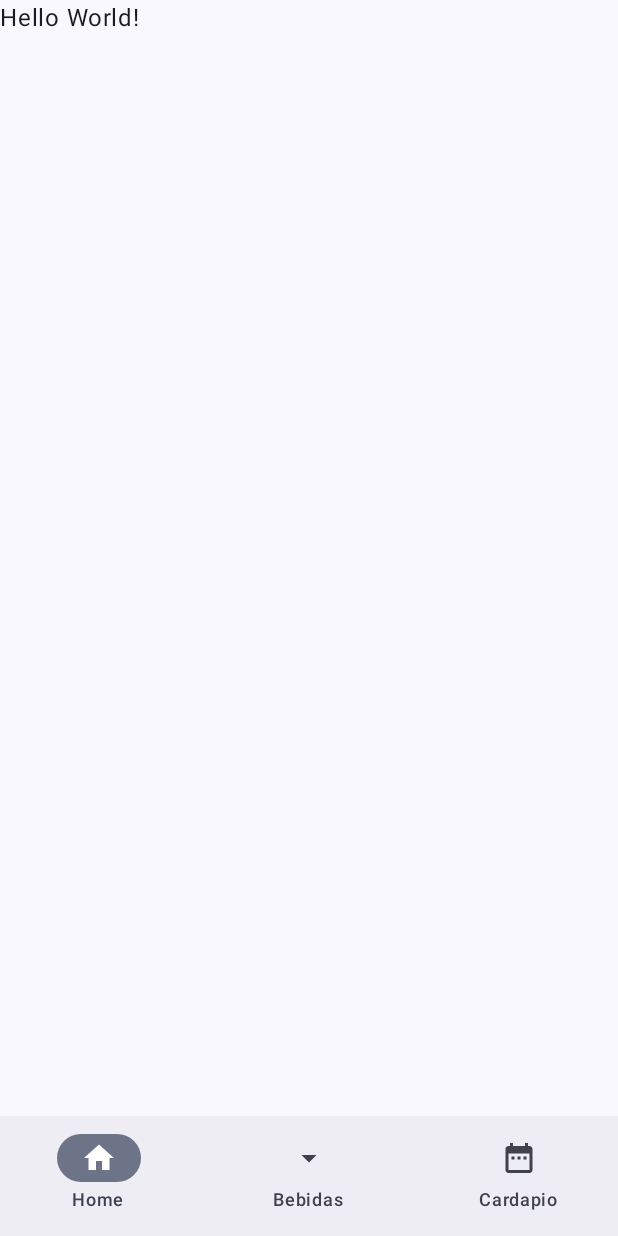
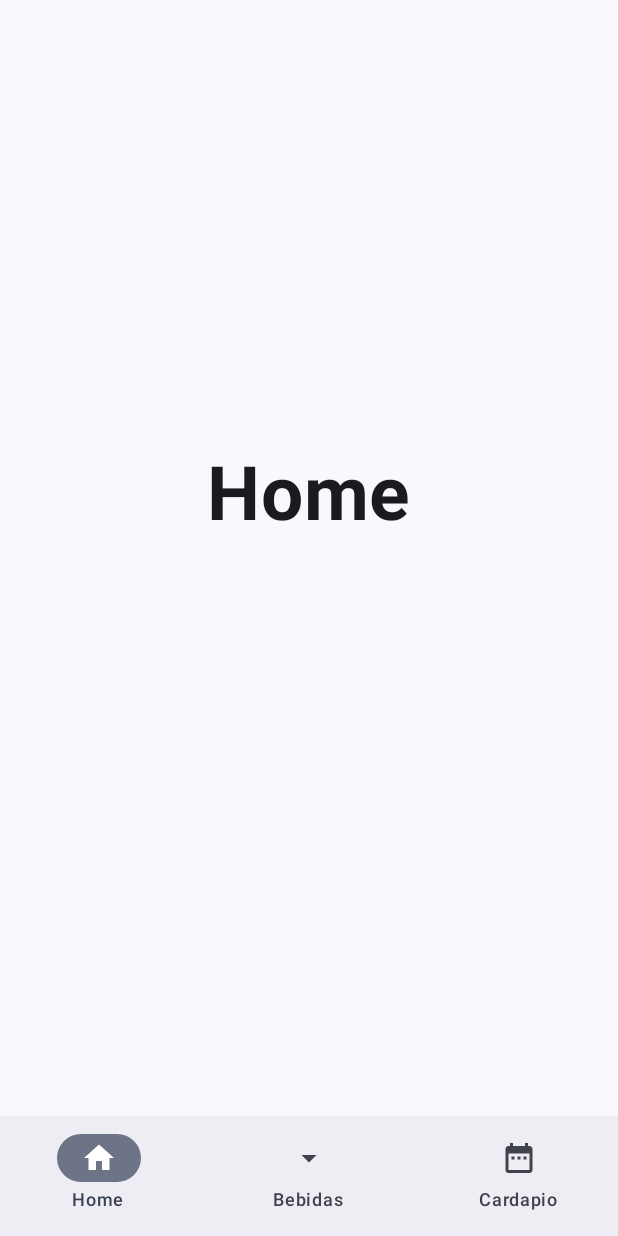
Before and after one commit to TalesPalma/Restorante-Panucci, an Android app built with Jetpack Compose: the screen it shows after launch (MainActivity), on a phone screen of 412 x 824 dp. Run offline under Robolectric (Android 15) with nearby library versions, the phone set to English and light mode, and no system bars.

Commit message:
Estudos do navigate -> Day:ter 02 abr 2024 18:25:02 -03

```diff
--- a/app/src/main/java/br/com/talespalma/restorantepanucci/MainActivity.kt
+++ b/app/src/main/java/br/com/talespalma/restorantepanucci/MainActivity.kt
@@ -3,25 +3,37 @@ package br.com.talespalma.restorantepanucci
 import android.os.Bundle
 import androidx.activity.ComponentActivity
 import androidx.activity.compose.setContent
-import androidx.compose.foundation.layout.Column
+import androidx.compose.foundation.layout.Box
 import androidx.compose.foundation.layout.fillMaxSize
 import androidx.compose.foundation.layout.padding
 import androidx.compose.material3.MaterialTheme
 import androidx.compose.material3.Scaffold
 import androidx.compose.material3.Surface
-import androidx.compose.material3.Text
 import androidx.compose.runtime.Composable
+import androidx.compose.runtime.getValue
+import androidx.compose.runtime.mutableStateOf
+import androidx.compose.runtime.remember
+import androidx.compose.runtime.setValue
 import androidx.compose.ui.Modifier
 import androidx.compose.ui.tooling.preview.Preview
+import androidx.navigation.compose.NavHost
+import androidx.navigation.compose.composable
+import androidx.navigation.compose.currentBackStackEntryAsState
 import androidx.navigation.compose.rememberNavController
+import br.com.talespalma.restorantepanucci.navigation.AppDestination
+import br.com.talespalma.restorantepanucci.simpledates.Item
+import br.com.talespalma.restorantepanucci.simpledates.SampleDate
 import br.com.talespalma.restorantepanucci.ui.componets.BottomBar
+import br.com.talespalma.restorantepanucci.ui.screnns.ScreenCardapio
+import br.com.talespalma.restorantepanucci.ui.screnns.ScreenHome
+import br.com.talespalma.restorantepanucci.ui.screnns.ScreenInfos
+import br.com.talespalma.restorantepanucci.ui.screnns.ScreenProduct
 import br.com.talespalma.restorantepanucci.ui.theme.RestorantePanucciTheme
 
 class MainActivity : ComponentActivity() {
     override fun onCreate(savedInstanceState: Bundle?) {
         super.onCreate(savedInstanceState)
         setContent {
-            val navController = rememberNavController()
             RestorantePanucciTheme {
                 Surface(
                     modifier = Modifier.fillMaxSize(),
@@ -36,11 +48,61 @@ class MainActivity : ComponentActivity() {
 
 @Composable
 fun App() {
+    var produto by remember {
+        mutableStateOf(Item( title = "Coca-cola", description = "Coca-cola", image = R.drawable.cocacola))
+    }
+    val navController = rememberNavController()
+    val currentBackStackEntryState by navController.currentBackStackEntryAsState()
+    val currentDestination = currentBackStackEntryState?.destination?.route
+    val selectItem by remember(currentDestination) {
+        val item = currentDestination?.let { current ->
+            SampleDate.sampleDateBarItems.find {
+              current.equals( it.destination)
+          }
+        } ?: SampleDate.sampleDateBarItems.first()
+        mutableStateOf(item.destination)
+    }
     Scaffold(
-        bottomBar = { BottomBar() },
+        bottomBar = {
+            BottomBar(selectItem = selectItem,onClick = {
+                    navController.navigate(it){
+                        popUpTo(it)
+                        launchSingleTop = true
+                    }
+            })
+         },
         content = {
-            Column(modifier = Modifier.padding(it)){
-                Text(text = "Hello World!")
+            Box(modifier = Modifier.padding(it)){
+              NavHost(navController = navController, startDestination = AppDestination.Home.route ) {
+                  composable(route = AppDestination.Home.route) {
+                      ScreenHome()
+                  }
+                  composable(route = AppDestination.Product.route) {
+                          ScreenProduct(){
+                              navController.navigate(AppDestination.Infos.route){
+                                  popUpTo(AppDestination.Infos.route){inclusive = true}
+                              }
+                              produto = it
+                          }
+                  }
+                  composable(route = AppDestination.Cardapio.route) {
+                      ScreenCardapio(){
+                          navController.navigate(AppDestination.Infos.route){
+                              popUpTo(AppDestination.Infos.route){inclusive = true}
+                          }
+                          produto = it
+                      }
+                  }
+                  composable(route = AppDestination.Infos.route) {
+                      ScreenInfos(product = produto,
+                          onClickButton = {
+                          navController.navigate(AppDestination.Home.route){
+                              popUpTo(AppDestination.Home.route){inclusive = true}
+                          }
+                        }
+                      )
+                  }
+              }
             }
         })
 }
--- /dev/null
+++ b/app/src/main/java/br/com/talespalma/restorantepanucci/navigation/AppDestination.kt
@@ -0,0 +1,8 @@
+package br.com.talespalma.restorantepanucci.navigation
+
+sealed class AppDestination(val route:String){
+    object Home: AppDestination("home")
+    object Cardapio: AppDestination("cardapio")
+    object Infos: AppDestination("infos")
+    object Product: AppDestination("product")
+}
--- a/app/src/main/java/br/com/talespalma/restorantepanucci/simpledates/SampleDate.kt
+++ b/app/src/main/java/br/com/talespalma/restorantepanucci/simpledates/SampleDate.kt
@@ -6,41 +6,78 @@ import androidx.compose.material.icons.filled.DateRange
 import androidx.compose.material.icons.filled.Home
 import androidx.compose.ui.graphics.vector.ImageVector
 import br.com.talespalma.restorantepanucci.R
-import java.net.URL
+import br.com.talespalma.restorantepanucci.navigation.AppDestination
 
 
-data class BarItem(val title: String, val icon: ImageVector)
-data class Bebidas(val title: String, val image:Int, val description: String)
+data class BarItem(
+    val label: String,
+    val icon: ImageVector,
+    val destination: AppDestination
+)
+data class Item(
+    var title: String,
+    val image: Int,
+    val description: String
+)
 object SampleDate {
 
     val sampleDateBarItems = listOf(
         BarItem(
-            title = "Home",
-            icon = Icons.Default.Home
+            label = "Home",
+            icon = Icons.Default.Home,
+            destination = AppDestination.Home
         ),
         BarItem(
-            title = "Bebidas",
-            icon = Icons.Default.ArrowDropDown
+            label = "Bebidas",
+            icon = Icons.Default.ArrowDropDown,
+            destination = AppDestination.Product
         ),
         BarItem(
-            title = "Cardapio",
-            icon = Icons.Default.DateRange
+            label = "Cardapio",
+            icon = Icons.Default.DateRange,
+            destination = AppDestination.Cardapio
         )
     )
 
     val sampleBebida = listOf(
-        Bebidas(
+        Item(
             title = "Coca Cola",
             image = R.drawable.cocacola,
             description = "Coca Cola"
         ),
-        Bebidas(
+        Item(
+            title = "Pepis",
+            image = R.drawable.cocacola,
+            description = "Pepis deliciosa"
+        ),
+        Item(
+            title = "Coca Cola",
+            image = R.drawable.cocacola,
+            description = "Coca Cola"
+        ),
+        Item(
             title = "Pepis",
             image = R.drawable.cocacola,
             description = "Pepis deliciosa"
         )
     )
-
-
+//Foods list
+  val cardapio = listOf(
+        Item(
+            title = "Banco",
+            image = R.drawable.cocacola,
+            description = "bancon de porco"
+        ),
+      Item(
+          title = "Frango",
+          image = R.drawable.cocacola,
+          description = "Frango"
+      ),
+      Item(
+          title = "Macarrao",
+          image = R.drawable.cocacola,
+          description = "Macarrao"
+      )
+  )
 
 }
--- a/app/src/main/java/br/com/talespalma/restorantepanucci/ui/componets/BottomBar.kt
+++ b/app/src/main/java/br/com/talespalma/restorantepanucci/ui/componets/BottomBar.kt
@@ -5,28 +5,21 @@ import androidx.compose.material3.NavigationBar
 import androidx.compose.material3.NavigationBarItem
 import androidx.compose.material3.Text
 import androidx.compose.runtime.Composable
-import androidx.compose.runtime.getValue
-import androidx.compose.runtime.mutableStateOf
-import androidx.compose.runtime.remember
-import androidx.compose.runtime.setValue
 import androidx.compose.ui.tooling.preview.Preview
+import br.com.talespalma.restorantepanucci.navigation.AppDestination
 import br.com.talespalma.restorantepanucci.simpledates.SampleDate
 
 
 @Composable
-fun BottomBar() {
+fun BottomBar(onClick:(String) -> Unit = {},selectItem:AppDestination) {
    val barItems = SampleDate.sampleDateBarItems
-   var selectItem by remember {
-       mutableStateOf("Home")
-   }
     NavigationBar {
         barItems.forEach { item ->
             NavigationBarItem(
-                selected = item.title == selectItem,
-                onClick = {
-                    selectItem = item.title },
-                icon = { Icon(item.icon, contentDescription = item.title) },
-                label = { Text(text = item.title) },
+                selected = item.destination == selectItem,
+                onClick = { onClick(item.destination.route)},
+                icon = { Icon(item.icon, contentDescription = item.label) },
+                label = { Text(text = item.label) },
             )
         }
     }
@@ -36,5 +29,5 @@ fun BottomBar() {
 @Preview
 @Composable
 private fun BootomBarPreview() {
-    BottomBar()
+    BottomBar(selectItem = AppDestination.Home)
 }
--- /dev/null
+++ b/app/src/main/java/br/com/talespalma/restorantepanucci/ui/screnns/ScreenHome.kt
@@ -0,0 +1,33 @@
+package br.com.talespalma.restorantepanucci.ui.screnns
+
+import androidx.compose.foundation.layout.Column
+import androidx.compose.foundation.layout.fillMaxSize
+import androidx.compose.foundation.layout.offset
+import androidx.compose.material3.Text
+import androidx.compose.runtime.Composable
+import androidx.compose.ui.Alignment
+import androidx.compose.ui.Modifier
+import androidx.compose.ui.text.font.FontWeight
+import androidx.compose.ui.tooling.preview.Preview
+import androidx.compose.ui.unit.dp
+import androidx.compose.ui.unit.sp
+
+@Composable
+fun ScreenHome() {
+    Column(Modifier.fillMaxSize()){
+        Text(
+            text = "Home",
+            fontSize = 50.sp,
+            fontWeight = FontWeight.Bold,
+            modifier = Modifier
+                .align( Alignment.CenterHorizontally)
+                .offset(y = 300.dp)
+        )
+    }
+}
+
+@Preview(showBackground = true)
+@Composable
+private fun ScreenHomePreview() {
+    ScreenHome()
+}
--- a/app/src/main/java/br/com/talespalma/restorantepanucci/ui/screnns/ScreenProduct.kt
+++ b/app/src/main/java/br/com/talespalma/restorantepanucci/ui/screnns/ScreenProduct.kt
@@ -4,15 +4,16 @@ import androidx.compose.foundation.lazy.LazyColumn
 import androidx.compose.foundation.lazy.items
 import androidx.compose.runtime.Composable
 import androidx.compose.ui.tooling.preview.Preview
+import br.com.talespalma.restorantepanucci.simpledates.Item
 import br.com.talespalma.restorantepanucci.simpledates.SampleDate
 import br.com.talespalma.restorantepanucci.ui.componets.ProductItem
 
 
 @Composable
-fun ScreenProduct() {
+fun ScreenProduct(onClick:(Item) -> Unit = {}) {
     LazyColumn {
      items(SampleDate.sampleBebida) { item ->
-         ProductItem(product = item)
+         ProductItem(product = item){ onClick(item) }
      }
     }
 }
```
Also changed, not shown: app/src/main/java/br/com/talespalma/restorantepanucci/ui/componets/ProductItem.kt (+16 -12 lines), app/src/main/java/br/com/talespalma/restorantepanucci/ui/screnns/ScreenCardapio.kt (added, +42 -0 lines), app/src/main/java/br/com/talespalma/restorantepanucci/ui/screnns/ScreenInfos.kt (added, +67 -0 lines).
